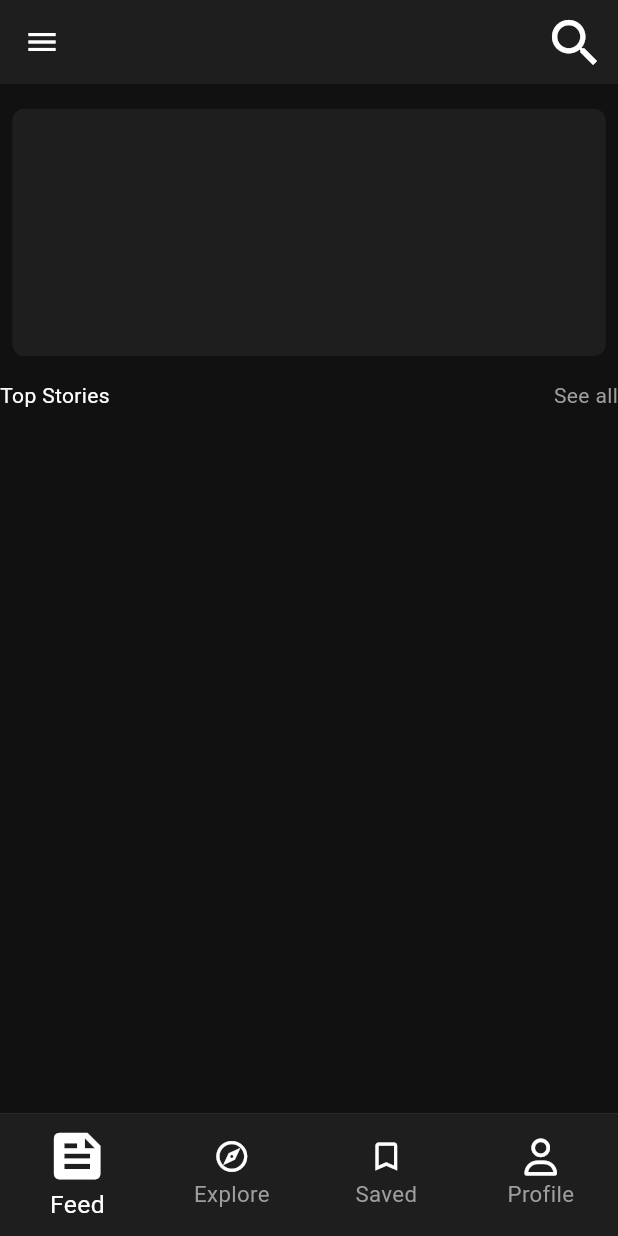
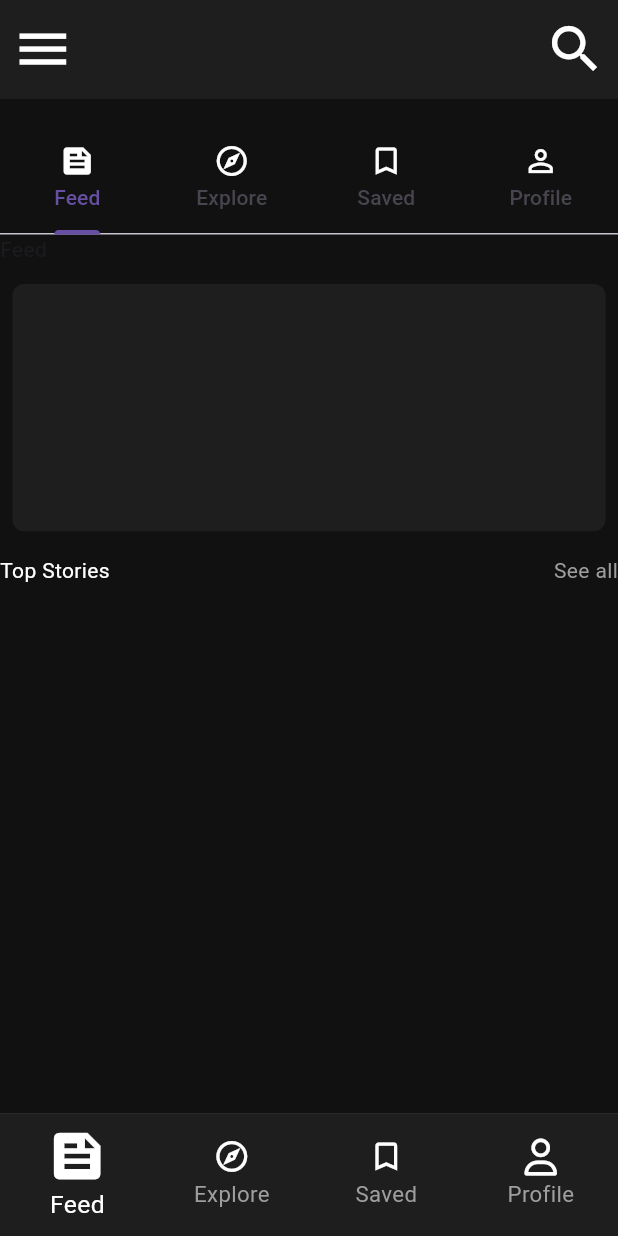
Before and after one commit to Flutter-gg-1/Project-5, a Flutter app: the MainScreen screen opened directly, on a phone screen of 412 x 824 dp. Run offline on Flutter 3.47's test engine with Material 3 defaults, Android fonts, the phone set to English and light mode, and no system bars; our stand-ins replace font_awesome_flutter.

Commit message:
AppBarContainer

```diff
--- a/lib/core/all_file.dart
+++ b/lib/core/all_file.dart
@@ -1,6 +1,7 @@
 export 'app_colors.dart';
 export 'common/my_text_field.dart';
 export 'common/my_container.dart';
+export 'common/bar_container.dart';
 export 'my_extension/get_screen.dart';
 export 'my_extension/go_to_nav.dart';
 export '../screen/log_in.dart';
--- /dev/null
+++ b/lib/core/common/bar_container.dart
@@ -0,0 +1,72 @@
+import 'package:flutter/material.dart';
+
+import '../all_file.dart';
+
+class AppBarContainer extends StatelessWidget {
+  const AppBarContainer({super.key});
+
+  @override
+  Widget build(BuildContext context) {
+    return DefaultTabController(
+      length: 4,
+      child: Column(
+        children: [
+          Container(
+            width: double.infinity,
+            height: context.getHeightScreen(height: 0.08),
+            color: MyColors.containerBlackColor,
+            child: Row(
+              mainAxisAlignment: MainAxisAlignment.spaceBetween,
+              children: [
+                IconButton(
+                  onPressed: () {},
+                  icon: Icon(Icons.menu,
+                      color: MyColors.whiteTextColor,
+                      size: context.getHeightScreen(height: 0.05)),
+                ),
+                IconButton(
+                  onPressed: () {},
+                  icon: Icon(Icons.search,
+                      color: MyColors.whiteTextColor,
+                      size: context.getHeightScreen(height: 0.05)),
+                ),
+              ],
+            ),
+          ),
+          SizedBox(height: context.getHeightScreen(height: 0.02)),
+          const TabBar(tabs: [
+            Tab(
+              icon: Icon(Icons.feed, color: MyColors.whiteTextColor),
+              text: 'Feed',
+            ),
+            Tab(
+              icon:
+                  Icon(Icons.explore_outlined, color: MyColors.whiteTextColor),
+              text: 'Explore',
+            ),
+            Tab(
+              icon: Icon(Icons.bookmark_border_outlined,
+                  color: MyColors.whiteTextColor),
+              text: 'Saved',
+            ),
+            Tab(
+              icon: Icon(Icons.person_outline, color: MyColors.whiteTextColor),
+              text: 'Profile',
+            ),
+          ]),
+          SizedBox(
+            height: context.getHeightScreen(height: 0.02),
+            child: const TabBarView(
+              children: [
+                Text('Feed'),
+                Text('Explore'),
+                Text('Saved'),
+                Text('Profile'),
+              ],
+            ),
+          ),
+        ],
+      ),
+    );
+  }
+}
--- a/lib/screen/bottom/feed.dart
+++ b/lib/screen/bottom/feed.dart
@@ -1,5 +1,4 @@
 import 'package:flutter/material.dart';
-
 import '../../core/all_file.dart';
 
 class FeedScreen extends StatelessWidget {
@@ -9,10 +8,12 @@ class FeedScreen extends StatelessWidget {
   Widget build(BuildContext context) {
     return Scaffold(
       backgroundColor: MyColors.primaryColor,
-      body: SizedBox(
+      body: SafeArea(
+        child: SizedBox(
           width: double.infinity,
           child: Column(
             children: [
+              const AppBarContainer(),
               SizedBox(height: context.getHeightScreen(height: 0.02)),
               MyContainer(
                 width: context.getWidthScreen(width: 0.96),
@@ -31,6 +32,7 @@ class FeedScreen extends StatelessWidget {
             ],
           ),
         ),
+      ),
     );
   }
 }
--- a/lib/screen/main_screen.dart
+++ b/lib/screen/main_screen.dart
@@ -24,25 +24,6 @@ class _MainScreenState extends State<MainScreen> {
   Widget build(BuildContext context) {
     return Scaffold(
       key: scaffoldKey,
-      appBar: AppBar(
-        backgroundColor: MyColors.containerBlackColor,
-        leading: IconButton(
-            onPressed: () {
-              scaffoldKey.currentState!.openDrawer();
-            },
-            icon: const Icon(Icons.menu, color: MyColors.whiteTextColor)),
-        actions: [
-          IconButton(
-              onPressed: () {
-                context.showScreen(const SavedScreen());
-              },
-              icon: Icon(
-                Icons.search,
-                color: MyColors.whiteTextColor,
-                size: context.getHeightScreen(height: 0.05),
-              ))
-        ],
-      ),
       body: pagesNavigationBottomBar[bottomIndex],
       bottomNavigationBar: BottomNavigationBar(
         type: BottomNavigationBarType.fixed,
```
Lines whose indentation alone changed are shown as unchanged.
